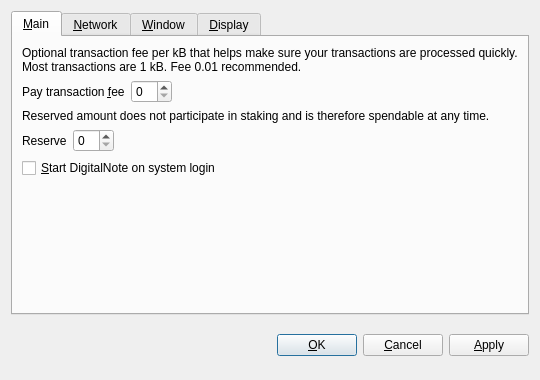
Old version of the form src/qt/forms/optionsdialog.ui in the repository rubber-duckie-au/DigitalNote-2.
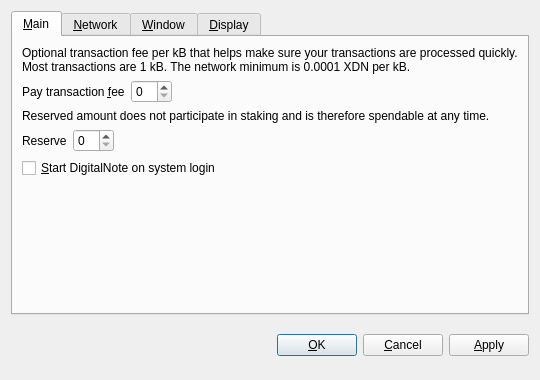
New version of the form. The open tabs and pages were chosen to show the change. Custom widgets are drawn as their Qt base class.

Patch:
```diff
--- a/src/qt/forms/optionsdialog.ui
+++ b/src/qt/forms/optionsdialog.ui
@@ -36,7 +36,7 @@
        <item row="0" column="0" colspan="2">
         <widget class="QLabel" name="transactionFeeInfoLabel">
          <property name="text">
-          <string>Optional transaction fee per kB that helps make sure your transactions are processed quickly. Most transactions are 1 kB. Fee 0.01 recommended.</string>
+          <string>Optional transaction fee per kB that helps make sure your transactions are processed quickly. Most transactions are 1 kB. The network minimum is 0.0001 XDN per kB.</string>
          </property>
          <property name="textFormat">
           <enum>Qt::PlainText</enum>
```
